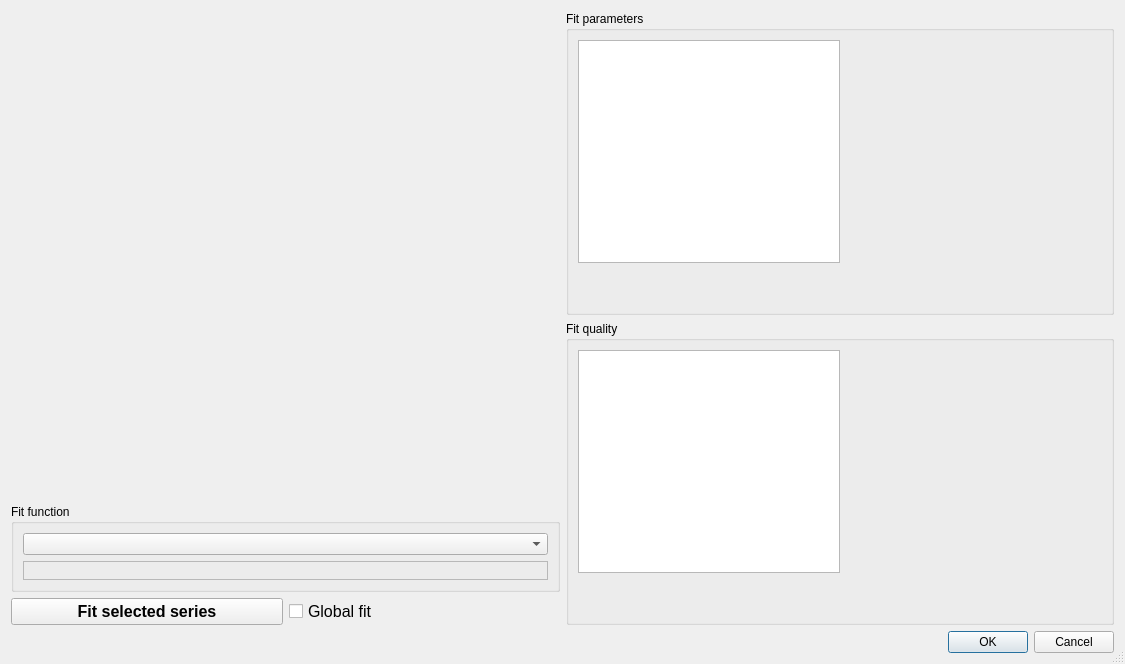
The window that Resources/UI/scrutinize_dialog.ui (ubenu/Blits) describes before a commit, drawn with Qt 5.
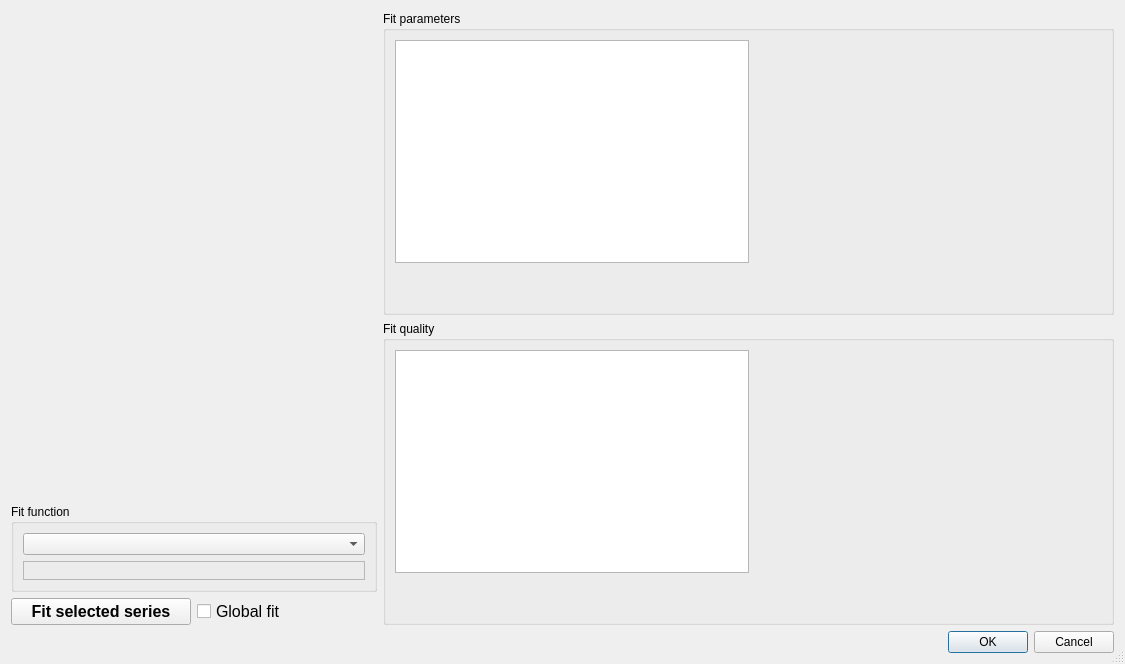
The same window after the commit. Icons and pictures are not drawn.

```diff
--- a/Resources/UI/scrutinize_dialog.ui
+++ b/Resources/UI/scrutinize_dialog.ui
@@ -31,9 +31,9 @@
   </property>
   <layout class="QVBoxLayout" name="verticalLayout_3">
    <item>
-    <layout class="QHBoxLayout" name="horizontalLayout_2">
+    <layout class="QHBoxLayout" name="horizontalLayout_3" stretch="1,2">
      <item>
-      <layout class="QVBoxLayout" name="verticalLayout" stretch="1,1,0">
+      <layout class="QVBoxLayout" name="verticalLayout">
        <item>
         <widget class="QWidget" name="mpl_window" native="true">
          <property name="sizePolicy">
@@ -48,7 +48,11 @@
            <height>16777215</height>
           </size>
          </property>
-         <layout class="QVBoxLayout" name="mpl_layout"/>
+         <layout class="QVBoxLayout" name="mpl_layout">
+          <property name="sizeConstraint">
+           <enum>QLayout::SetDefaultConstraint</enum>
+          </property>
+         </layout>
         </widget>
        </item>
        <item>
```
